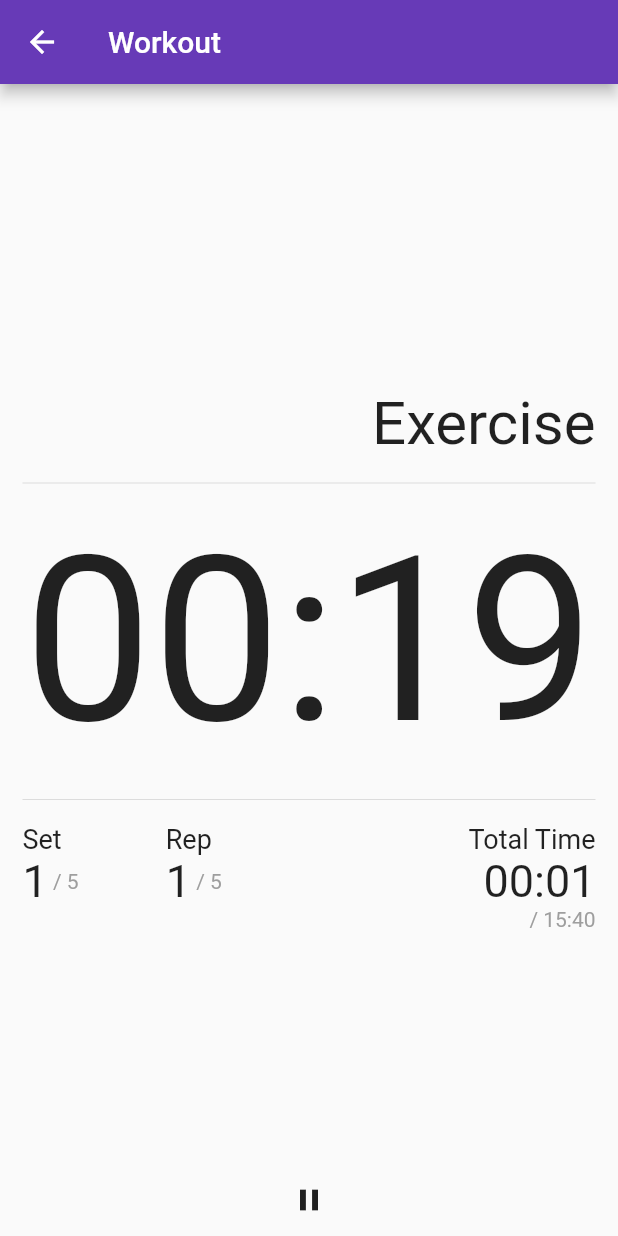
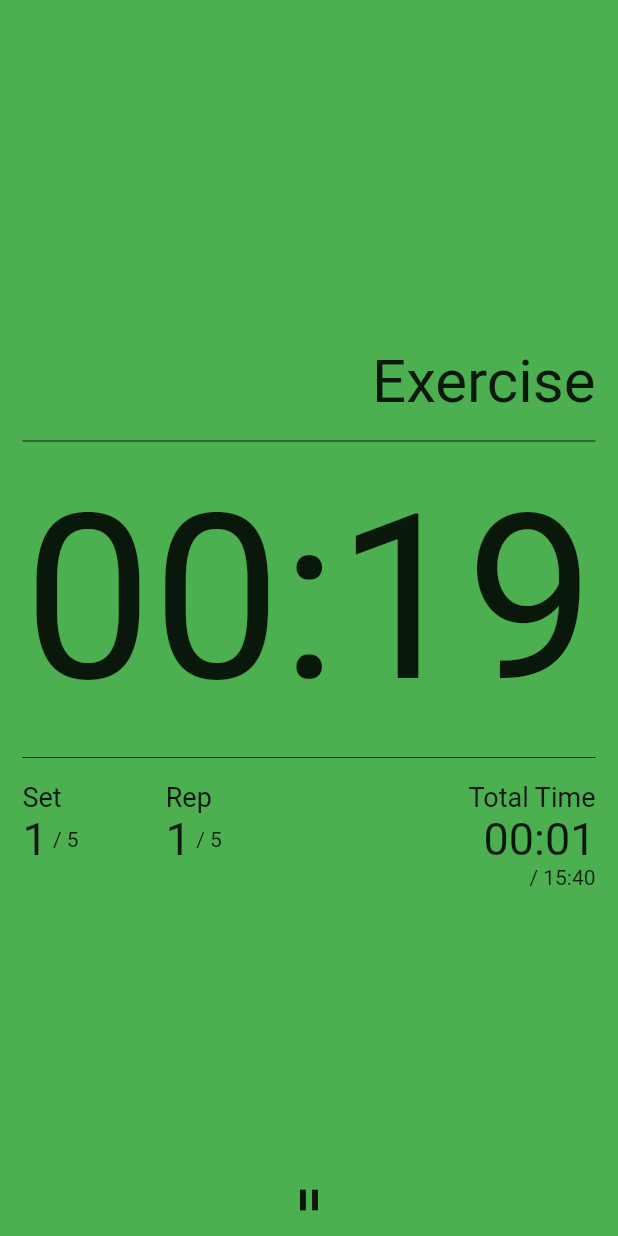
Before and after one commit to insin/tabata_timer, a Flutter app: the screen it shows after launch, after a tap on the "play arrow" icon, on a phone screen of 412 x 824 dp. Run offline on Flutter 3.47's test engine with Material 2 defaults, Android fonts, the phone set to English and light mode, and no system bars; our stand-ins replace audioplayers, flutter_colorpicker, numberpicker, shared_preferences; missing offline and left inert: screen.

Commit message:
Use a background colour on the workout screen to make it easier to tell the current step from a distance

```diff
--- a/lib/screens/workout_screen.dart
+++ b/lib/screens/workout_screen.dart
@@ -54,6 +54,19 @@ class _WorkoutScreenState extends State<WorkoutScreen> {
     this.setState(() {});
   }
 
+  _getBackgroundColor() {
+    switch (_workout.step) {
+      case WorkoutState.exercising:
+        return Colors.green;
+      case WorkoutState.resting:
+        return Colors.blue;
+      case WorkoutState.breaking:
+        return Colors.red;
+      default:
+        return Colors.white;
+    }
+  }
+
   _pause() {
     _workout.pause();
     Screen.keepOn(false);
@@ -65,11 +78,11 @@ class _WorkoutScreenState extends State<WorkoutScreen> {
   }
 
   Widget build(BuildContext context) {
+    var lightTextColor =
+        Theme.of(context).textTheme.body1.color.withOpacity(0.8);
     return Scaffold(
-      appBar: AppBar(
-        title: Text('Workout'),
-      ),
       body: Container(
+        color: _getBackgroundColor(),
         padding: EdgeInsets.symmetric(horizontal: 15),
         child: Column(
           children: <Widget>[
@@ -77,10 +90,10 @@ class _WorkoutScreenState extends State<WorkoutScreen> {
             Row(mainAxisAlignment: MainAxisAlignment.end, children: [
               Text(stepName(_workout.step), style: TextStyle(fontSize: 40.0))
             ]),
-            Divider(height: 32),
+            Divider(height: 32, color: lightTextColor),
             AutoSizeText(formatTime(_workout.timeLeft),
                 style: TextStyle(fontSize: 200.0), maxLines: 1),
-            Divider(height: 32),
+            Divider(height: 32, color: lightTextColor),
             Table(columnWidths: {
               0: FlexColumnWidth(0.5),
               1: FlexColumnWidth(0.5),
@@ -99,13 +112,13 @@ class _WorkoutScreenState extends State<WorkoutScreen> {
                     child: Row(children: [
                   Text('${_workout.set}', style: TextStyle(fontSize: 30.0)),
                   Text(' / ${_workout.config.sets}',
-                      style: TextStyle(color: Colors.grey))
+                      style: TextStyle(color: lightTextColor))
                 ])),
                 TableCell(
                     child: Row(children: [
                   Text('${_workout.rep}', style: TextStyle(fontSize: 30.0)),
                   Text(' / ${_workout.config.reps}',
-                      style: TextStyle(color: Colors.grey))
+                      style: TextStyle(color: lightTextColor))
                 ])),
                 TableCell(
                     child: Text(
@@ -120,7 +133,7 @@ class _WorkoutScreenState extends State<WorkoutScreen> {
                 TableCell(
                   child: Text(
                     ' / ${formatTime(_workout.config.getTotalTime())}',
-                    style: TextStyle(color: Colors.grey),
+                    style: TextStyle(color: lightTextColor),
                     textAlign: TextAlign.right,
                   ),
                 )
```
